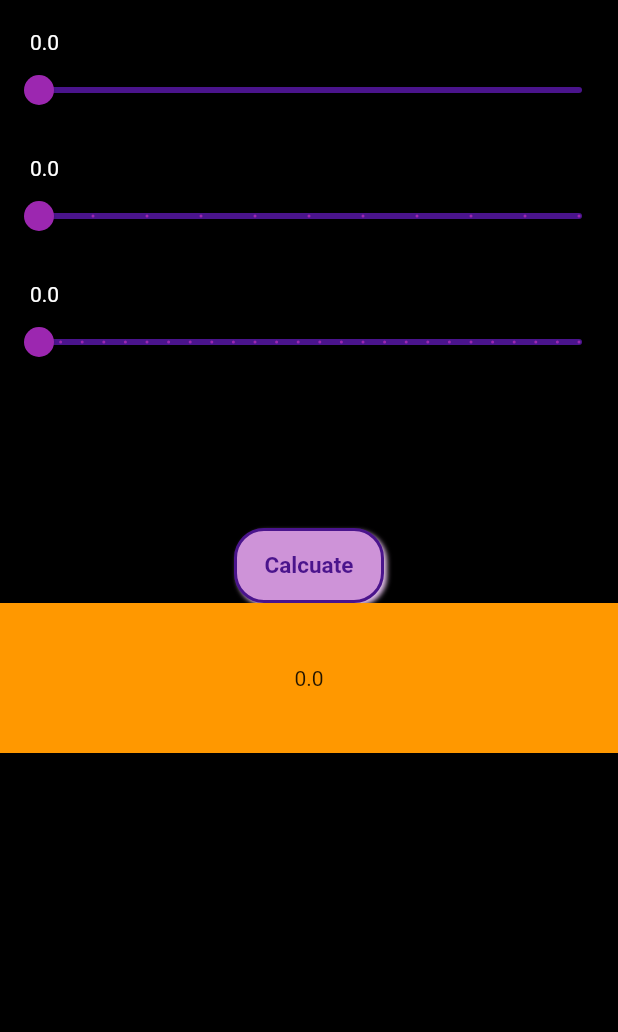
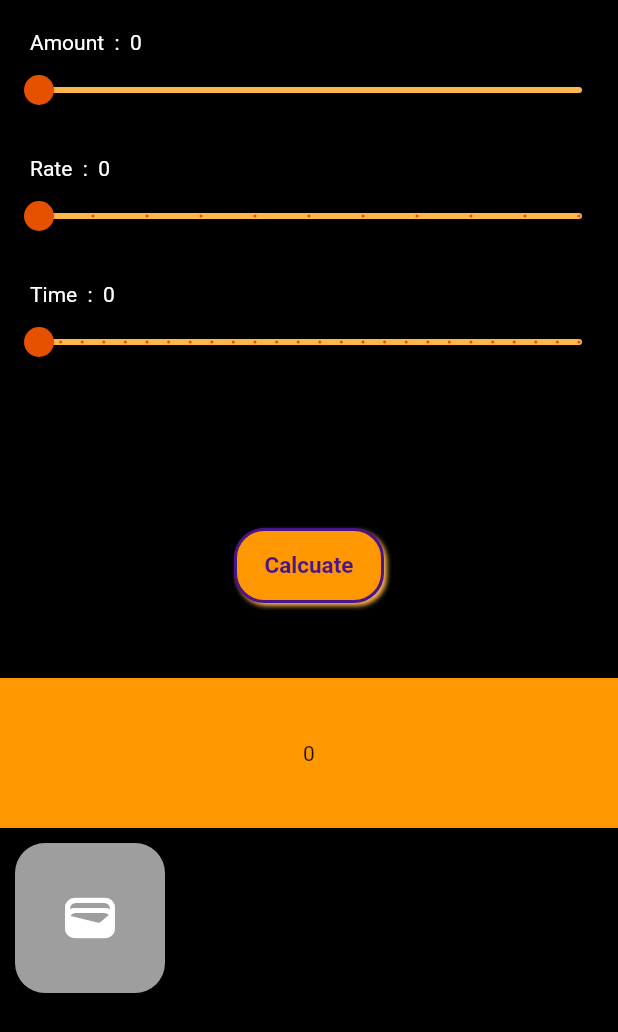
Before and after one commit to BhanderiNikunj/emi, a Flutter app: the screen it shows after launch, after a tap on "Apply for A loan", on a phone screen of 412 x 824 dp. Shown: the top 1032 px of the screen. Run offline on Flutter 3.47's test engine with Material 2 defaults, Android fonts, the phone set to English and light mode, and no system bars.

Commit message:
30/12/2022

```diff
--- a/lib/EmiCalcuator.dart
+++ b/lib/EmiCalcuator.dart
@@ -1,3 +1,4 @@
+import 'package:emi/OutPut.dart';
 import 'package:flutter/material.dart';
 
 class EMI extends StatefulWidget {
@@ -12,6 +13,9 @@ class _EMIState extends State<EMI> {
   double rate = 0;
   double time = 0;
   double total = 0;
+  List amou=[];
+  List rat=[];
+  List tim=[];
 
   @override
   Widget build(BuildContext context) {
@@ -25,7 +29,7 @@ class _EMIState extends State<EMI> {
             Padding(
               padding: const EdgeInsets.only(left: 20, top: 20),
               child: Text(
-                "$amount",
+                "Amount  :  ${amount.toInt()}",
                 style: TextStyle(color: Colors.white),
               ),
             ),
@@ -33,8 +37,8 @@ class _EMIState extends State<EMI> {
               value: amount,
               max: 1000000,
               divisions: 100,
-              activeColor: Colors.purple,
-              inactiveColor: Colors.purple.shade900,
+              activeColor: Colors.orange.shade900,
+              inactiveColor: Colors.orange.shade300,
               onChanged: (value) {
                 setState(() {
                   amount = value;
@@ -45,7 +49,7 @@ class _EMIState extends State<EMI> {
             Padding(
               padding: const EdgeInsets.only(left: 20, top: 20),
               child: Text(
-                "$rate",
+                "Rate  :  ${rate.toInt()}",
                 style: TextStyle(color: Colors.white),
               ),
             ),
@@ -53,8 +57,8 @@ class _EMIState extends State<EMI> {
               value: rate,
               max: 10,
               divisions: 10,
-              activeColor: Colors.purple,
-              inactiveColor: Colors.purple.shade900,
+              activeColor: Colors.orange.shade900,
+              inactiveColor: Colors.orange.shade300,
               onChanged: (value) {
                 setState(() {
                   rate = value;
@@ -65,7 +69,7 @@ class _EMIState extends State<EMI> {
             Padding(
               padding: const EdgeInsets.only(left: 20, top: 20),
               child: Text(
-                "$time",
+                "Time  :  ${time.toInt()}",
                 style: TextStyle(color: Colors.white),
               ),
             ),
@@ -73,8 +77,8 @@ class _EMIState extends State<EMI> {
               value: time,
               max: 25,
               divisions: 25,
-              activeColor: Colors.purple,
-              inactiveColor: Colors.purple.shade900,
+              activeColor: Colors.orange.shade900,
+              inactiveColor: Colors.orange.shade300,
               onChanged: (value) {
                 setState(() {
                   time = value;
@@ -85,8 +89,11 @@ class _EMIState extends State<EMI> {
             Center(
               child: InkWell(
                 onTap: () {
-                  // Navigator.push(context, MaterialPageRoute(builder: (context) => Cal(amount),));
+                  // Navigator.push(context, MaterialPageRoute(builder: (context) => Total(amount , rate , time),));
                   setState(() {
+                    amou.add(amount);
+                    rat.add(rate);
+                    tim.add(time);
                     total = amount * rate * ((1 + rate) * time) / ((1 + rate) * time - 1);
                   });
                 },
@@ -94,12 +101,12 @@ class _EMIState extends State<EMI> {
                   height: 50,
                   width: 100,
                   decoration: BoxDecoration(
-                    color: Colors.purple.shade200,
+                    color: Colors.orange,
                     borderRadius: BorderRadius.circular(20),
                     border: Border.all(color: Colors.purple.shade900, width: 2),
                     boxShadow: [
                       BoxShadow(
-                        color: Colors.purple.shade100,
+                        color: Colors.orange.shade300,
                         offset: Offset(2, 2),
                         blurRadius: 2,
                       ),
@@ -117,13 +124,40 @@ class _EMIState extends State<EMI> {
                 ),
               ),
             ),
+            SizedBox(height: 50,),
             Container(
               height: 100,
               width: double.infinity,
               color: Colors.orange,
               alignment: Alignment.center,
-              child: Text("$total"),
-            )
+              child: Text("${total.toInt()}"),
+            ),
+            InkWell(
+              onTap: () {
+                setState(() {
+                  // Navigator.push(context, MaterialPageRoute(builder: (context) => Output(double aamount , double rate , double time),));\]\
+                  Navigator.push(context, MaterialPageRoute(builder: (context) => Total(amou, rat, tim),));
+                });
+              },
+              child: Padding(
+                padding: const EdgeInsets.all(10),
+                child: Expanded(
+                  child: Container(
+                    height: 100,
+                    width: 100,
+                    decoration: BoxDecoration(
+                        color: Colors.grey.shade500,
+                        borderRadius: BorderRadius.circular(20)),
+                    alignment: Alignment.center,
+                    child: Icon(
+                      Icons.wallet,
+                      size: 40,
+                      color: Colors.white,
+                    ),
+                  ),
+                ),
+              ),
+            ),
           ],
         ),
       ),
--- a/lib/HomePage.dart
+++ b/lib/HomePage.dart
@@ -73,24 +73,6 @@ class _HomeState extends State<Home> {
                       ),
                     ),
                   ),
-                  Padding(
-                    padding: const EdgeInsets.all(10),
-                    child: Expanded(
-                      child: Container(
-                        height: 100,
-                        width: 100,
-                        decoration: BoxDecoration(
-                            color: Colors.grey.shade500,
-                            borderRadius: BorderRadius.circular(20)),
-                        alignment: Alignment.center,
-                        child: Icon(
-                          Icons.wallet,
-                          size: 40,
-                          color: Colors.white,
-                        ),
-                      ),
-                    ),
-                  ),
                 ],
               ),
             )
```
Also changed, not shown: lib/OutPut.dart (added, +72 -0 lines).
